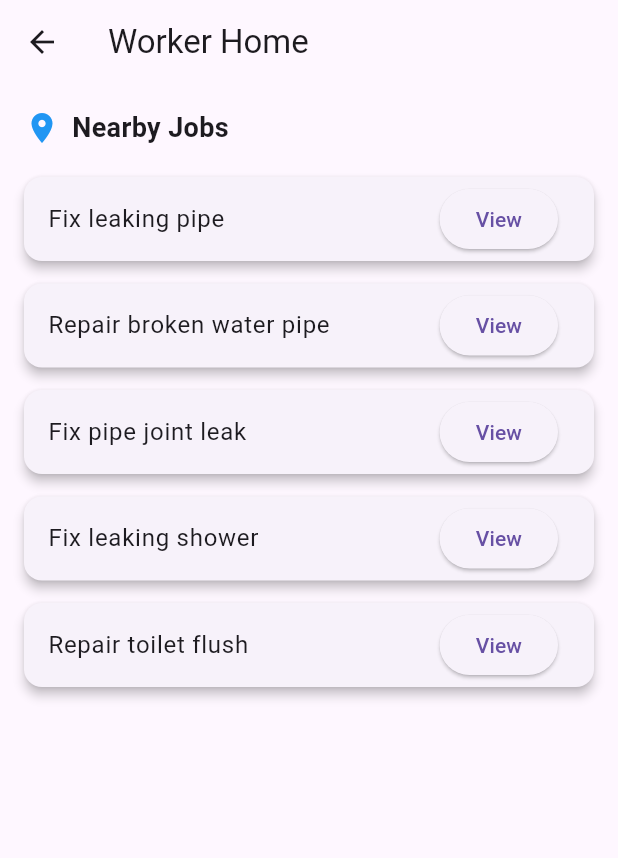
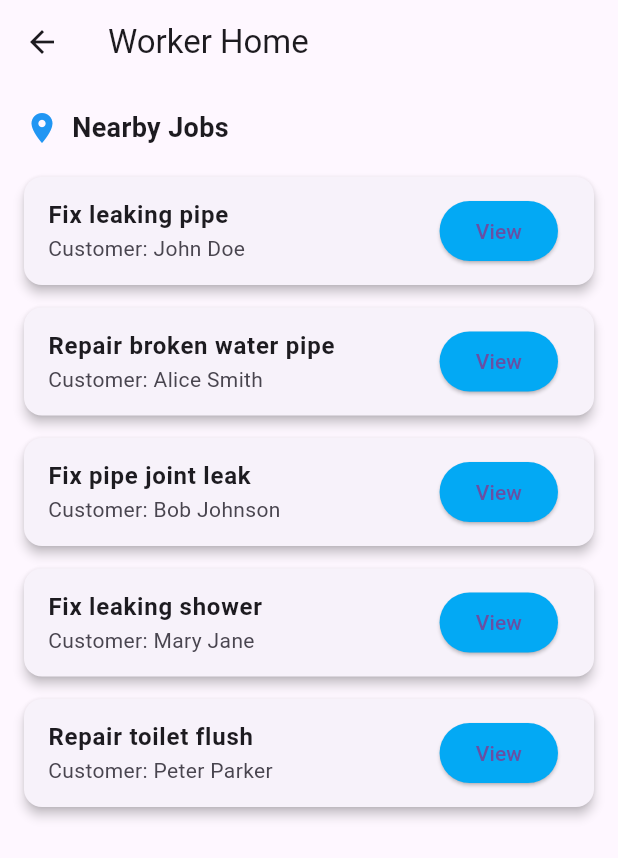
Before and after one commit to shimaranethali65-cloud/FixFinder, a Flutter app: the HomeScreenWorker screen opened by its route, on a phone screen of 412 x 824 dp. Shown: the top 858 px of the screen. Run offline on Flutter 3.47's test engine with Material 3 defaults, Android fonts, the phone set to English and light mode, and no system bars; our stand-ins replace cloud_firestore, firebase_auth, firebase_core, flutter_map, geocoding, geolocator and 1 more; accounts and stored records are empty; statements that could not run were skipped.

Commit message:
Updated worker home screen with new UI and buttons

```diff
--- a/lib/screens/homescreenworker.dart
+++ b/lib/screens/homescreenworker.dart
@@ -1,12 +1,50 @@
 import 'package:flutter/material.dart';
+
+void main() {
+  runApp(const MyApp());
+}
+
+class MyApp extends StatelessWidget {
+  const MyApp({super.key});
+
+  @override
+  Widget build(BuildContext context) {
+    return MaterialApp(
+      title: 'Worker Home',
+      theme: ThemeData(primarySwatch: Colors.blue),
+      home: const HomeScreenWorker(),
+    );
+  }
+}
 
 class HomeScreenWorker extends StatelessWidget {
   const HomeScreenWorker({super.key});
 
+  // Sample customer posts
+  final List<Map<String, String>> customerPosts = const [
+    {"title": "Fix leaking pipe", "customer": "John Doe"},
+    {"title": "Repair broken water pipe", "customer": "Alice Smith"},
+    {"title": "Fix pipe joint leak", "customer": "Bob Johnson"},
+    {"title": "Fix leaking shower", "customer": "Mary Jane"},
+    {"title": "Repair toilet flush", "customer": "Peter Parker"},
+  ];
+
   @override
   Widget build(BuildContext context) {
     return Scaffold(
-      appBar: AppBar(title: const Text("Worker Home")),
+      appBar: AppBar(
+        title: const Text("Worker Home"),
+        leading: IconButton(
+          icon: const Icon(Icons.arrow_back),
+          onPressed: () {
+            // Simulate going back to login (replace with real login later)
+            Navigator.pushReplacement(
+              context,
+              MaterialPageRoute(builder: (context) => const LoginScreen()),
+            );
+          },
+        ),
+      ),
       body: Padding(
         padding: const EdgeInsets.all(16),
         child: Column(
@@ -21,18 +59,14 @@ class HomeScreenWorker extends StatelessWidget {
                 ),
               ],
             ),
-
             const SizedBox(height: 20),
-
             Expanded(
-              child: ListView(
-                children: [
-                  jobCard("Fix leaking pipe"),
-                  jobCard("Repair broken water pipe"),
-                  jobCard("Fix pipe joint leak"),
-                  jobCard("Fix leaking shower"),
-                  jobCard("Repair toilet flush"),
-                ],
+              child: ListView.builder(
+                itemCount: customerPosts.length,
+                itemBuilder: (context, index) {
+                  final post = customerPosts[index];
+                  return jobCard(context, post["title"]!, post["customer"]!);
+                },
               ),
             ),
           ],
@@ -41,16 +75,32 @@ class HomeScreenWorker extends StatelessWidget {
     );
   }
 
-  Widget jobCard(String title) {
+  Widget jobCard(BuildContext context, String title, String customer) {
     return Card(
       elevation: 3,
       margin: const EdgeInsets.only(bottom: 15),
       shape: RoundedRectangleBorder(borderRadius: BorderRadius.circular(12)),
       child: ListTile(
-        title: Text(title),
+        title: Text(
+          title,
+          style: const TextStyle(fontWeight: FontWeight.bold),
+        ),
+        subtitle: Text("Customer: $customer"),
         trailing: ElevatedButton(
+          style: ElevatedButton.styleFrom(
+            backgroundColor: Colors.lightBlue, // Light blue button
+          ),
           onPressed: () {
-            print("$title clicked");
+            // Open job details
+            Navigator.push(
+              context,
+              MaterialPageRoute(
+                builder: (context) => JobDetailsScreen(
+                  jobTitle: title,
+                  customerName: customer,
+                ),
+              ),
+            );
           },
           child: const Text("View"),
         ),
@@ -58,3 +108,57 @@ class HomeScreenWorker extends StatelessWidget {
     );
   }
 }
+
+// Dummy login screen for back button
+class LoginScreen extends StatelessWidget {
+  const LoginScreen({super.key});
+
+  @override
+  Widget build(BuildContext context) {
+    return Scaffold(
+      appBar: AppBar(title: const Text("Login Screen")),
+      body: const Center(
+        child: Text("This is the login screen"),
+      ),
+    );
+  }
+}
+
+// Job details screen
+class JobDetailsScreen extends StatelessWidget {
+  final String jobTitle;
+  final String customerName;
+
+  const JobDetailsScreen({
+    super.key,
+    required this.jobTitle,
+    required this.customerName,
+  });
+
+  @override
+  Widget build(BuildContext context) {
+    return Scaffold(
+      appBar: AppBar(title: const Text("Job Details")),
+      body: Padding(
+        padding: const EdgeInsets.all(16.0),
+        child: Column(
+          crossAxisAlignment: CrossAxisAlignment.start,
+          children: [
+            Text(
+              jobTitle,
+              style: const TextStyle(fontSize: 22, fontWeight: FontWeight.bold),
+            ),
+            const SizedBox(height: 10),
+            Text("Customer: $customerName"),
+            const SizedBox(height: 20),
+            const Text(
+              "Job Description:",
+              style: TextStyle(fontWeight: FontWeight.bold),
+            ),
+            const Text("Here you can add detailed job description..."),
+          ],
+        ),
+      ),
+    );
+  }
+}
```
